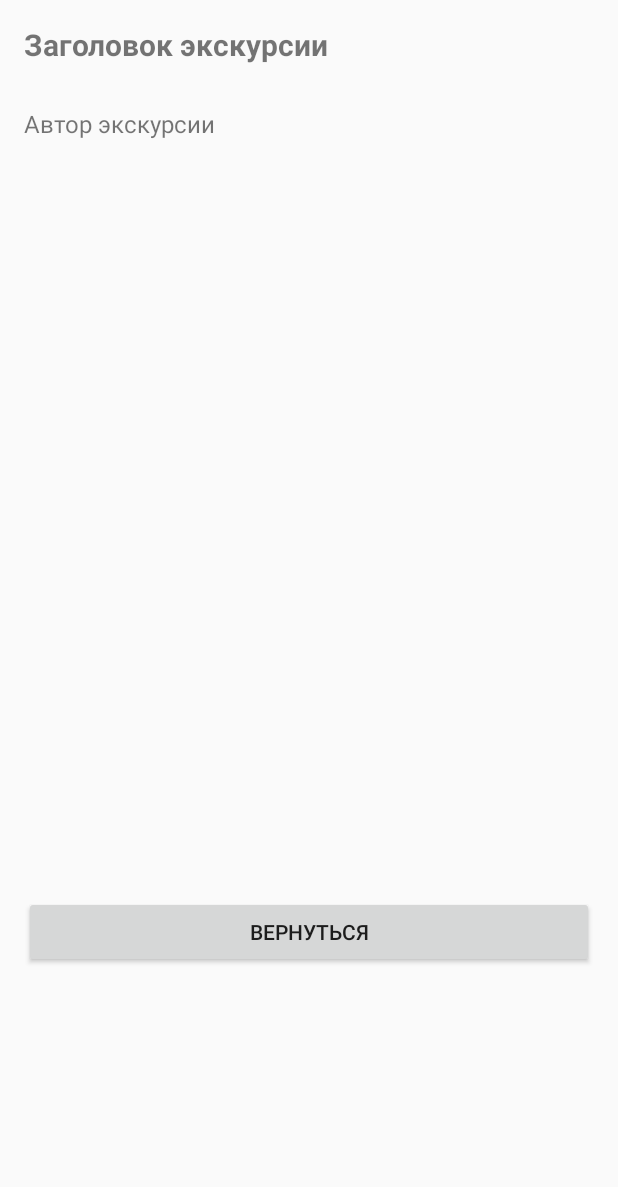
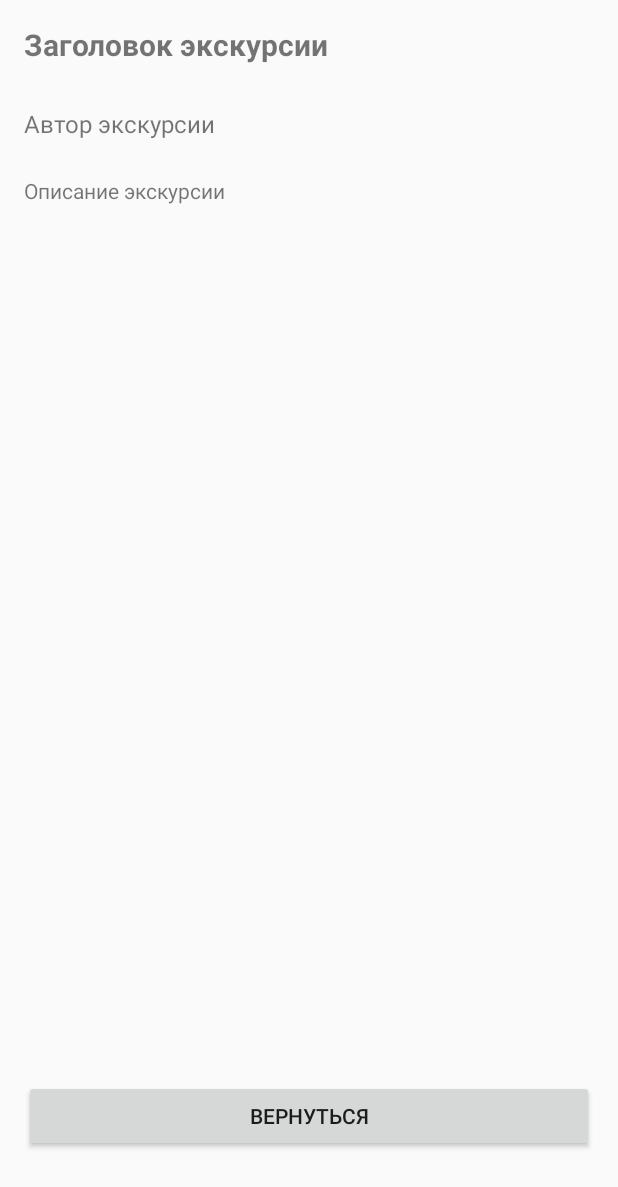
Before and after one commit to Lminexx/frontend-excursions, an Android app: the layout activity_excursion.xml on its own in the app's theme, with its tools: preview values and no code run, on a phone screen of 412 x 824 dp. Shown: the top 1187 px of the screen. Run offline under Robolectric (Android 15) with nearby library versions, the phone set to English and light mode, and no system bars.

Commit message:
карточка экскурсии допилена в формате демонстрационной версии

```diff
--- a/app/src/main/AndroidManifest.xml
+++ b/app/src/main/AndroidManifest.xml
@@ -28,5 +28,9 @@
             android:name="com.example.projectexcursions.ui.auth.AuthActivity"
             android:exported="true">
         </activity>
+        <activity
+            android:name="com.example.projectexcursions.ui.excursion.ExcursionActivity"
+            android:exported="true">
+        </activity>
     </application>
 </manifest>
--- a/app/src/main/java/com/example/projectexcursions/databases/OpenWorldDB.kt
+++ b/app/src/main/java/com/example/projectexcursions/databases/OpenWorldDB.kt
@@ -7,7 +7,7 @@ import androidx.room.RoomDatabase
 import com.example.projectexcursions.databases.daos.ExcursionDao
 import com.example.projectexcursions.models.Excursion
 
-@Database(entities = [Excursion::class], version = 3)
+@Database(entities = [Excursion::class], version = 1)
 abstract class OpenWorldDB: RoomDatabase() {
     abstract fun excursionDao(): ExcursionDao
 
@@ -21,7 +21,8 @@ abstract class OpenWorldDB: RoomDatabase() {
                     context.applicationContext,
                     OpenWorldDB::class.java,
                     "OpenWorldDB"
-                ).build()
+                ).fallbackToDestructiveMigration()
+                    .build()
                 INSTANCE = instance
                 instance
             }
--- a/app/src/main/java/com/example/projectexcursions/models/Excursion.kt
+++ b/app/src/main/java/com/example/projectexcursions/models/Excursion.kt
@@ -13,5 +13,5 @@ data class Excursion(
     @PrimaryKey val id: Int,
     val title: String,
     val description: String,
-    val userId: Long
+    val userId: Long?
 ): Parcelable
--- a/app/src/main/java/com/example/projectexcursions/repositories/exlistrepo/ExcursionRepository.kt
+++ b/app/src/main/java/com/example/projectexcursions/repositories/exlistrepo/ExcursionRepository.kt
@@ -11,4 +11,6 @@ interface ExcursionRepository {
     suspend fun saveExcursionsToDB(excursions: List<Excursion>)
 
     suspend fun fetchExcursions(offset: Int, limit: Int): ExcursionResponse
+
+    suspend fun deleteAllExcursions()
 }
--- a/app/src/main/java/com/example/projectexcursions/ui/main/MainActivity.kt
+++ b/app/src/main/java/com/example/projectexcursions/ui/main/MainActivity.kt
@@ -26,6 +26,7 @@ class MainActivity : AppCompatActivity() {
         binding = ActivityMainBinding.inflate(layoutInflater)
         setContentView(binding.root)
 
+        viewModel.startMainActivity()
         initCallBack()
         subscribe()
     }
--- a/app/src/main/res/layout/activity_excursion.xml
+++ b/app/src/main/res/layout/activity_excursion.xml
@@ -11,7 +11,7 @@
         android:layout_height="wrap_content"
         android:textSize="20sp"
         android:textStyle="bold"
-        android:text="Заголовок экскурсии"
+        android:text="@string/excursion_title"
         app:layout_constraintTop_toTopOf="parent"
         app:layout_constraintStart_toStartOf="parent"
         app:layout_constraintEnd_toEndOf="parent"
@@ -22,7 +22,7 @@
         android:layout_width="0dp"
         android:layout_height="wrap_content"
         android:layout_marginTop="28dp"
-        android:text="Автор экскурсии"
+        android:text="@string/excursion_author"
         android:textSize="16sp"
         app:layout_constraintEnd_toEndOf="parent"
         app:layout_constraintHorizontal_bias="0.0"
@@ -34,22 +34,21 @@
         android:layout_width="0dp"
         android:layout_height="wrap_content"
         android:layout_marginTop="24dp"
-        android:text="Описание экскурсии"
+        android:text="@string/excursion_description"
         android:textSize="14sp"
         app:layout_constraintEnd_toEndOf="parent"
         app:layout_constraintHorizontal_bias="0.0"
         app:layout_constraintStart_toStartOf="parent"
-        app:layout_constraintTop_toBottomOf="@id/excursionDescription" />
+        app:layout_constraintTop_toBottomOf="@id/excursionAuthor" />
 
     <Button
         android:id="@+id/buttonComeback"
         android:layout_width="0dp"
         android:layout_height="wrap_content"
-        android:layout_marginTop="504dp"
-        android:text="Вернуться"
+        android:layout_marginBottom="40dp"
+        android:text="@string/come_back"
+        app:layout_constraintBottom_toBottomOf="parent"
         app:layout_constraintEnd_toEndOf="parent"
-        app:layout_constraintHorizontal_bias="0.0"
-        app:layout_constraintStart_toStartOf="parent"
-        app:layout_constraintTop_toBottomOf="@id/excursionAuthor" />
+        app:layout_constraintStart_toStartOf="parent" />
 
 </androidx.constraintlayout.widget.ConstraintLayout>
--- a/app/src/main/res/values/strings.xml
+++ b/app/src/main/res/values/strings.xml
@@ -15,4 +15,8 @@
     <string name="error_enter_password">Введите пароль</string>
     <string name="error_auth">Ошибка авторизации</string>
     <string name="error_net">Ошибка сети</string>
+    <string name="excursion_title">Заголовок экскурсии</string>
+    <string name="excursion_author">Автор экскурсии</string>
+    <string name="excursion_description">Описание экскурсии</string>
+    <string name="come_back">Вернуться</string>
 </resources>
```
Also changed, not shown: app/src/main/java/com/example/projectexcursions/repositories/exlistrepo/ExcursionRepositoryImpl.kt (+3 -5 lines), app/src/main/java/com/example/projectexcursions/ui/excursion/ExcursionActivity.kt (+10 -7 lines), app/src/main/java/com/example/projectexcursions/ui/excursionlist/ExListFragment.kt (+6 -4 lines), 2 other files.
